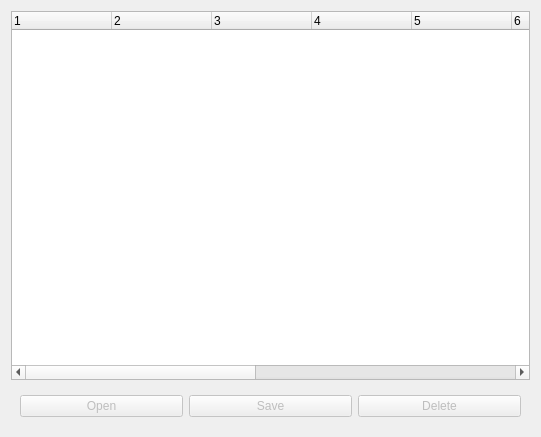
First picture: the form in snowgui/snowgui/repository/repositorywindow.ui, repository AndreasFMueller/AstroPhotography, before the edit.
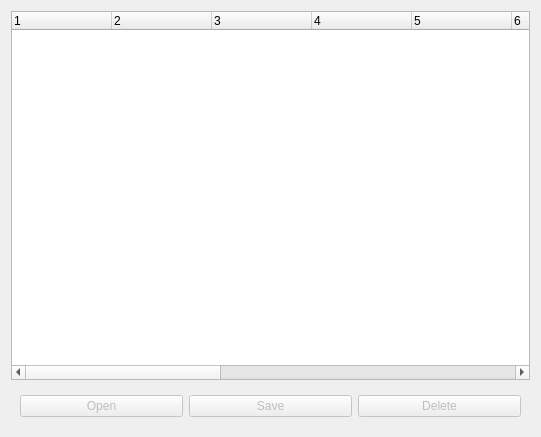
Second picture: the form after the edit.

What changed in the file:
```diff
--- a/snowgui/snowgui/repository/repositorywindow.ui
+++ b/snowgui/snowgui/repository/repositorywindow.ui
@@ -17,7 +17,7 @@
    <item>
     <widget class="QTreeWidget" name="repositoryTree">
      <property name="columnCount">
-      <number>11</number>
+      <number>13</number>
      </property>
      <column>
       <property name="text">
@@ -74,6 +74,16 @@
        <string notr="true">11</string>
       </property>
      </column>
+     <column>
+      <property name="text">
+       <string notr="true">12</string>
+      </property>
+     </column>
+     <column>
+      <property name="text">
+       <string notr="true">13</string>
+      </property>
+     </column>
     </widget>
    </item>
    <item>
```
